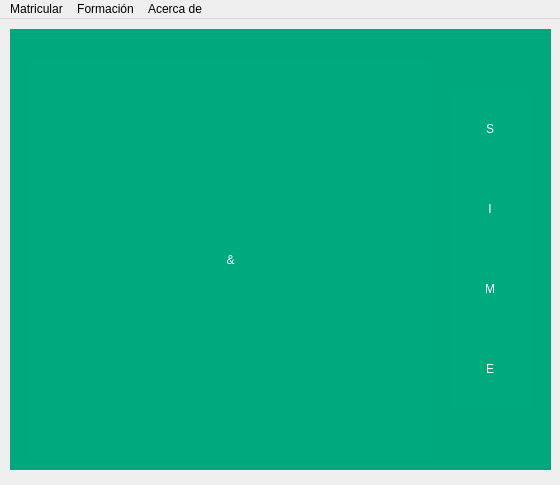
Qt form view/main.ui (AndSyncX/app-sime) before a commit.
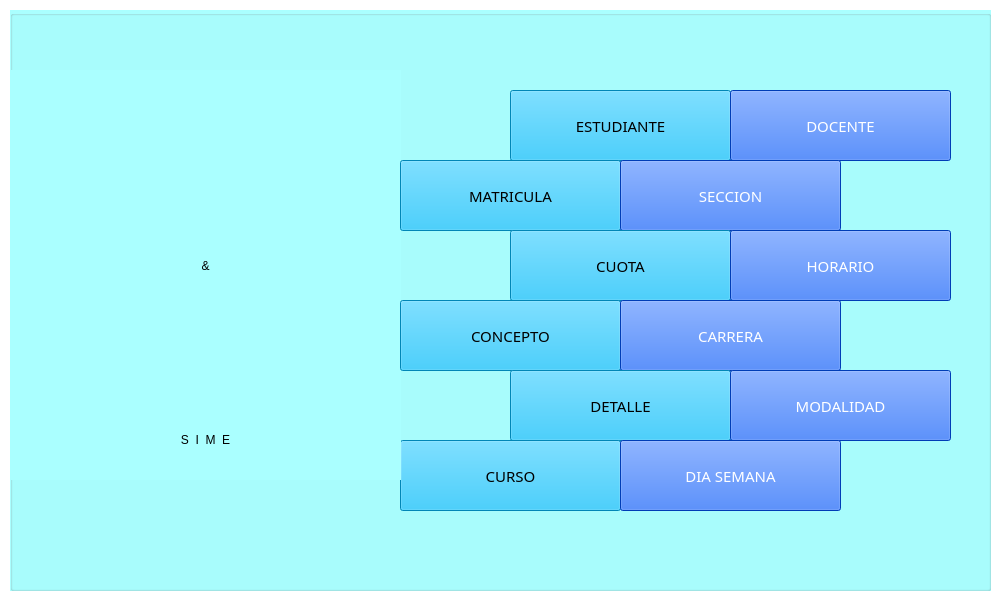
The same form after that commit.

```diff
--- a/view/main.ui
+++ b/view/main.ui
@@ -6,24 +6,33 @@
    <rect>
     <x>0</x>
     <y>0</y>
-    <width>560</width>
-    <height>485</height>
+    <width>1001</width>
+    <height>601</height>
    </rect>
   </property>
   <property name="minimumSize">
    <size>
-    <width>560</width>
-    <height>485</height>
+    <width>1001</width>
+    <height>601</height>
    </size>
   </property>
   <property name="maximumSize">
    <size>
-    <width>560</width>
-    <height>485</height>
+    <width>1001</width>
+    <height>601</height>
    </size>
   </property>
+  <property name="font">
+   <font>
+    <family>Bahnschrift</family>
+    <pointsize>10</pointsize>
+   </font>
+  </property>
   <property name="windowTitle">
-   <string>MainWindow</string>
+   <string>SIME</string>
+  </property>
+  <property name="styleSheet">
+   <string notr="true">background-color: rgb(255, 255, 255);</string>
   </property>
   <widget class="QWidget" name="centralwidget">
    <widget class="QGroupBox" name="groupBox">
@@ -31,12 +40,18 @@
      <rect>
       <x>10</x>
       <y>10</y>
-      <width>541</width>
-      <height>441</height>
+      <width>981</width>
+      <height>581</height>
      </rect>
     </property>
+    <property name="font">
+     <font>
+      <family>Bahnschrift</family>
+      <pointsize>10</pointsize>
+     </font>
+    </property>
     <property name="styleSheet">
-     <string notr="true">background-color: rgb(0, 170, 127);</string>
+     <string notr="true">background-color: rgb(170, 255, 255);</string>
     </property>
     <property name="title">
      <string/>
@@ -44,81 +59,20 @@
     <property name="flat">
      <bool>false</bool>
     </property>
-    <widget class="QLabel" name="lblS">
+    <widget class="QLabel" name="lblSime">
      <property name="geometry">
       <rect>
-       <x>440</x>
-       <y>60</y>
-       <width>80</width>
+       <x>0</x>
+       <y>390</y>
+       <width>391</width>
        <height>80</height>
       </rect>
      </property>
      <property name="styleSheet">
-      <string notr="true">font: 48pt &quot;Algerian&quot;;
-color: rgb(255, 255, 255);</string>
+      <string notr="true">font: 48pt &quot;Algerian&quot;;</string>
      </property>
      <property name="text">
-      <string>S</string>
-     </property>
-     <property name="alignment">
-      <set>Qt::AlignCenter</set>
-     </property>
-    </widget>
-    <widget class="QLabel" name="lblI">
-     <property name="geometry">
-      <rect>
-       <x>440</x>
-       <y>140</y>
-       <width>80</width>
-       <height>80</height>
-      </rect>
-     </property>
-     <property name="styleSheet">
-      <string notr="true">font: 48pt &quot;Algerian&quot;;
-color: rgb(255, 255, 255);</string>
-     </property>
-     <property name="text">
-      <string>I</string>
-     </property>
-     <property name="alignment">
-      <set>Qt::AlignCenter</set>
-     </property>
-    </widget>
-    <widget class="QLabel" name="lblM">
-     <property name="geometry">
-      <rect>
-       <x>440</x>
-       <y>220</y>
-       <width>80</width>
-       <height>80</height>
-      </rect>
-     </property>
-     <property name="styleSheet">
-      <string notr="true">font: 48pt &quot;Algerian&quot;;
-color: rgb(255, 255, 255);</string>
-     </property>
-     <property name="text">
-      <string>M</string>
-     </property>
-     <property name="alignment">
-      <set>Qt::AlignCenter</set>
-     </property>
-    </widget>
-    <widget class="QLabel" name="lblE">
-     <property name="geometry">
-      <rect>
-       <x>440</x>
-       <y>300</y>
-       <width>80</width>
-       <height>80</height>
-      </rect>
-     </property>
-     <property name="styleSheet">
-      <string notr="true">font: 48pt &quot;Algerian&quot;;
-color: rgb(255, 255, 255);</string>
-     </property>
-     <property name="text">
-      <string>E</string>
+      <string>S  I  M  E</string>
      </property>
      <property name="alignment">
       <set>Qt::AlignCenter</set>
@@ -127,15 +81,15 @@
     <widget class="QLabel" name="lblIcon">
      <property name="geometry">
       <rect>
-       <x>20</x>
-       <y>30</y>
-       <width>401</width>
-       <height>401</height>
+       <x>0</x>
+       <y>60</y>
+       <width>391</width>
+       <height>391</height>
       </rect>
      </property>
      <property name="styleSheet">
       <string notr="true">font: 200pt &quot;Wingdings&quot;;
-color: rgb(255, 255, 255);</string>
+</string>
      </property>
      <property name="text">
       <string>&amp;</string>
@@ -144,59 +98,298 @@
       <set>Qt::AlignCenter</set>
      </property>
     </widget>
+    <widget class="QPushButton" name="btnEstudiante">
+     <property name="geometry">
+      <rect>
+       <x>500</x>
+       <y>80</y>
+       <width>221</width>
+       <height>71</height>
+      </rect>
+     </property>
+     <property name="font">
+      <font>
+       <family>Bahnschrift</family>
+       <pointsize>11</pointsize>
+      </font>
+     </property>
+     <property name="styleSheet">
+      <string notr="true">background-color: rgb(2, 188, 255);</string>
+     </property>
+     <property name="text">
+      <string>ESTUDIANTE</string>
+     </property>
+    </widget>
+    <widget class="QPushButton" name="btnDocente">
+     <property name="geometry">
+      <rect>
+       <x>720</x>
+       <y>80</y>
+       <width>221</width>
+       <height>71</height>
+      </rect>
+     </property>
+     <property name="font">
+      <font>
+       <family>Bahnschrift</family>
+       <pointsize>11</pointsize>
+      </font>
+     </property>
+     <property name="styleSheet">
+      <string notr="true">background-color: rgb(0, 85, 255);
+color: rgb(255, 255, 255);</string>
+     </property>
+     <property name="text">
+      <string>DOCENTE</string>
+     </property>
+    </widget>
+    <widget class="QPushButton" name="btnMatricula">
+     <property name="geometry">
+      <rect>
+       <x>390</x>
+       <y>150</y>
+       <width>221</width>
+       <height>71</height>
+      </rect>
+     </property>
+     <property name="font">
+      <font>
+       <family>Bahnschrift</family>
+       <pointsize>11</pointsize>
+      </font>
+     </property>
+     <property name="styleSheet">
+      <string notr="true">background-color: rgb(2, 188, 255);</string>
+     </property>
+     <property name="text">
+      <string>MATRICULA</string>
+     </property>
+    </widget>
+    <widget class="QPushButton" name="btnSeccion">
+     <property name="geometry">
+      <rect>
+       <x>610</x>
+       <y>150</y>
+       <width>221</width>
+       <height>71</height>
+      </rect>
+     </property>
+     <property name="font">
+      <font>
+       <family>Bahnschrift</family>
+       <pointsize>11</pointsize>
+      </font>
+     </property>
+     <property name="styleSheet">
+      <string notr="true">background-color: rgb(0, 85, 255);
+color: rgb(255, 255, 255);</string>
+     </property>
+     <property name="text">
+      <string>SECCION</string>
+     </property>
+    </widget>
+    <widget class="QPushButton" name="btnCuota">
+     <property name="geometry">
+      <rect>
+       <x>500</x>
+       <y>220</y>
+       <width>221</width>
+       <height>71</height>
+      </rect>
+     </property>
+     <property name="font">
+      <font>
+       <family>Bahnschrift</family>
+       <pointsize>11</pointsize>
+      </font>
+     </property>
+     <property name="styleSheet">
+      <string notr="true">background-color: rgb(2, 188, 255);</string>
+     </property>
+     <property name="text">
+      <string>CUOTA</string>
+     </property>
+    </widget>
+    <widget class="QPushButton" name="btnHorario">
+     <property name="geometry">
+      <rect>
+       <x>720</x>
+       <y>220</y>
+       <width>221</width>
+       <height>71</height>
+      </rect>
+     </property>
+     <property name="font">
+      <font>
+       <family>Bahnschrift</family>
+       <pointsize>11</pointsize>
+      </font>
+     </property>
+     <property name="styleSheet">
+      <string notr="true">background-color: rgb(0, 85, 255);
+color: rgb(255, 255, 255);</string>
+     </property>
+     <property name="text">
+      <string>HORARIO</string>
+     </property>
+    </widget>
+    <widget class="QPushButton" name="btnConcepto">
+     <property name="geometry">
+      <rect>
+       <x>390</x>
+       <y>290</y>
+       <width>221</width>
+       <height>71</height>
+      </rect>
+     </property>
+     <property name="font">
+      <font>
+       <family>Bahnschrift</family>
+       <pointsize>11</pointsize>
+      </font>
+     </property>
+     <property name="styleSheet">
+      <string notr="true">background-color: rgb(2, 188, 255);</string>
+     </property>
+     <property name="text">
+      <string>CONCEPTO</string>
+     </property>
+    </widget>
+    <widget class="QPushButton" name="btnCarrera">
+     <property name="geometry">
+      <rect>
+       <x>610</x>
+       <y>290</y>
+       <width>221</width>
+       <height>71</height>
+      </rect>
+     </property>
+     <property name="font">
+      <font>
+       <family>Bahnschrift</family>
+       <pointsize>11</pointsize>
+      </font>
+     </property>
+     <property name="styleSheet">
+      <string notr="true">background-color: rgb(0, 85, 255);
+color: rgb(255, 255, 255);</string>
+     </property>
+     <property name="text">
+      <string>CARRERA</string>
+     </property>
+    </widget>
+    <widget class="QPushButton" name="btnDetalle">
+     <property name="geometry">
+      <rect>
+       <x>500</x>
+       <y>360</y>
+       <width>221</width>
+       <height>71</height>
+      </rect>
+     </property>
+     <property name="font">
+      <font>
+       <family>Bahnschrift</family>
+       <pointsize>11</pointsize>
+      </font>
+     </property>
+     <property name="styleSheet">
+      <string notr="true">background-color: rgb(2, 188, 255);</string>
+     </property>
+     <property name="text">
+      <string>DETALLE</string>
+     </property>
+    </widget>
+    <widget class="QPushButton" name="btnModalidad">
+     <property name="geometry">
+      <rect>
+       <x>720</x>
+       <y>360</y>
+       <width>221</width>
+       <height>71</height>
+      </rect>
+     </property>
+     <property name="font">
+      <font>
+       <family>Bahnschrift</family>
+       <pointsize>11</pointsize>
+      </font>
+     </property>
+     <property name="styleSheet">
+      <string notr="true">background-color: rgb(0, 85, 255);
+color: rgb(255, 255, 255);</string>
+     </property>
+     <property name="text">
+      <string>MODALIDAD</string>
+     </property>
+    </widget>
+    <widget class="QPushButton" name="btnCurso">
+     <property name="geometry">
+      <rect>
+       <x>390</x>
+       <y>430</y>
+       <width>221</width>
+       <height>71</height>
+      </rect>
+     </property>
+     <property name="font">
+      <font>
+       <family>Bahnschrift</family>
+       <pointsize>11</pointsize>
+      </font>
+     </property>
+     <property name="styleSheet">
+      <string notr="true">background-color: rgb(2, 188, 255);</string>
+     </property>
+     <property name="text">
+      <string>CURSO</string>
+     </property>
+    </widget>
+    <widget class="QPushButton" name="btnDiaSemana">
+     <property name="geometry">
+      <rect>
+       <x>610</x>
+       <y>430</y>
+       <width>221</width>
+       <height>71</height>
+      </rect>
+     </property>
+     <property name="font">
+      <font>
+       <family>Bahnschrift</family>
+       <pointsize>11</pointsize>
+      </font>
+     </property>
+     <property name="styleSheet">
+      <string notr="true">background-color: rgb(0, 85, 255);
+color: rgb(255, 255, 255);</string>
+     </property>
+     <property name="text">
+      <string>DIA SEMANA</string>
+     </property>
+    </widget>
+    <zorder>lblIcon</zorder>
+    <zorder>btnEstudiante</zorder>
+    <zorder>btnDocente</zorder>
+    <zorder>btnMatricula</zorder>
+    <zorder>btnSeccion</zorder>
+    <zorder>btnCuota</zorder>
+    <zorder>btnHorario</zorder>
+    <zorder>btnConcepto</zorder>
+    <zorder>btnCarrera</zorder>
+    <zorder>btnDetalle</zorder>
+    <zorder>btnModalidad</zorder>
+    <zorder>btnCurso</zorder>
+    <zorder>btnDiaSemana</zorder>
+    <zorder>lblSime</zorder>
    </widget>
   </widget>
-  <widget class="QMenuBar" name="menubar">
-   <property name="geometry">
-    <rect>
-     <x>0</x>
-     <y>0</y>
-     <width>560</width>
-     <height>21</height>
-    </rect>
-   </property>
-   <widget class="QMenu" name="menuMatricular">
-    <property name="title">
-     <string>Matricular</string>
-    </property>
-    <addaction name="actionEstudiante"/>
-    <addaction name="actionEstado_de_Pago"/>
-   </widget>
-   <widget class="QMenu" name="menuCarrera">
-    <property name="title">
-     <string>Formación</string>
-    </property>
-    <addaction name="actionCarrera"/>
-    <addaction name="actionCurso"/>
-    <addaction name="actionDocente"/>
-    <addaction name="actionHorario"/>
-    <addaction name="actionSeccion"/>
-   </widget>
-   <widget class="QMenu" name="menuAbout">
-    <property name="title">
-     <string>Acerca de</string>
-    </property>
-   </widget>
-   <addaction name="menuMatricular"/>
-   <addaction name="menuCarrera"/>
-   <addaction name="menuAbout"/>
-  </widget>
-  <action name="actionCarrera">
-   <property name="text">
-    <string>Carreras</string>
-   </property>
-  </action>
-  <action name="actionCurso">
-   <property name="text">
-    <string>Cursos</string>
-   </property>
-  </action>
   <action name="actionDocente">
    <property name="text">
     <string>Docentes</string>
    </property>
   </action>
-  <action name="actionEstudiante">
+  <action name="actionMatricula">
    <property name="text">
     <string>Matricular Estudiante</string>
    </property>
@@ -216,6 +409,49 @@
     <string>Seccion</string>
    </property>
   </action>
+  <action name="actionConcepto">
+   <property name="text">
+    <string>Concepto</string>
+   </property>
+  </action>
+  <action name="actionEstudiante">
+   <property name="text">
+    <string>Registrar Estudiante</string>
+   </property>
+  </action>
+  <action name="actionDetalle">
+   <property name="text">
+    <string>Detalle</string>
+   </property>
+  </action>
+  <action name="actionDia_Semana">
+   <property name="text">
+    <string>Dia Semana</string>
+   </property>
+  </action>
+  <action name="actionModalidad">
+   <property name="text">
+    <string>Modalidad</string>
+   </property>
+  </action>
+  <action name="actionCuota">
+   <property name="text">
+    <string>Cuota</string>
+   </property>
+  </action>
+  <action name="actionCurso">
+   <property name="text">
+    <string>Curso</string>
+   </property>
+   <property name="toolTip">
+    <string>Curso</string>
+   </property>
+  </action>
+  <action name="actionCarrera">
+   <property name="text">
+    <string>Carrera</string>
+   </property>
+  </action>
  </widget>
  <resources/>
  <connections/>
```
